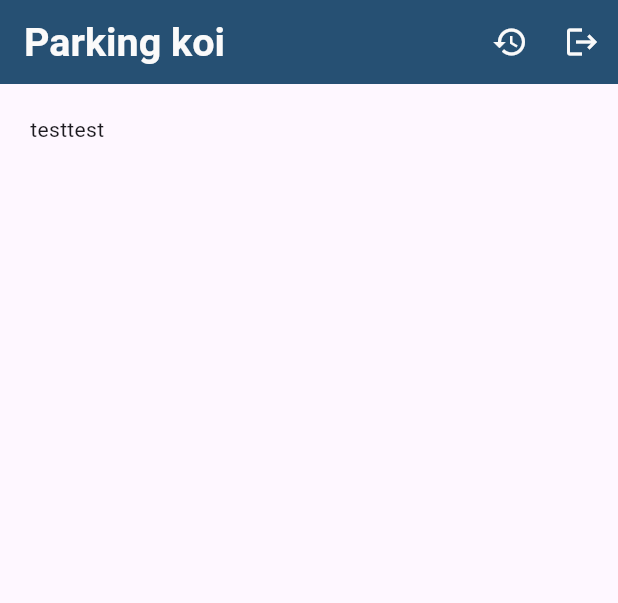
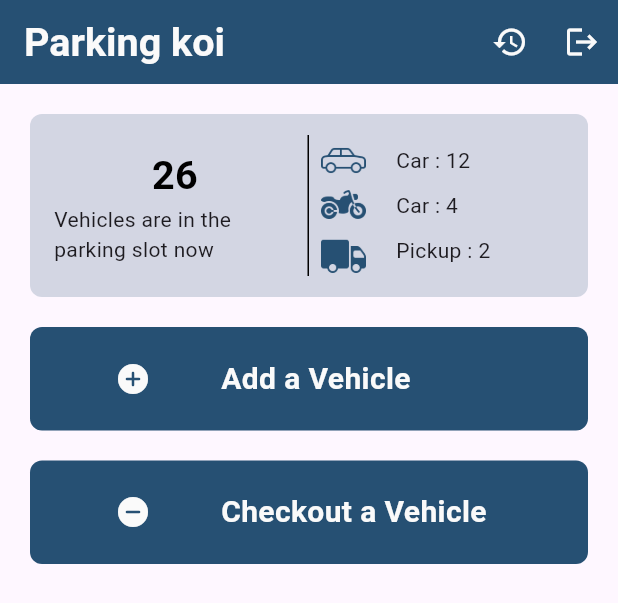
Before and after one commit to fahimmahmud618/parking_koi, a Flutter app: the HomePage widget shown alone on an empty page, opened directly, on a phone screen of 412 x 824 dp. Shown: the top 603 px of the screen. Run offline on Flutter 3.47's test engine with Material 3 defaults, Android fonts, the phone set to English and light mode, and no system bars; missing offline and left inert: cache_manager, dart:js.

Commit message:
home page done without routing

```diff
--- /dev/null
+++ b/lib/view/imageStrings.dart
@@ -0,0 +1,4 @@
+
+String carlogo = "asset/car_logo.png";
+String bikelogo = "asset/icons8-bike-100.png";
+String trucklogo = "asset/icons8-truck-100.png";
--- a/lib/view/pages/flash_page.dart
+++ b/lib/view/pages/flash_page.dart
@@ -34,7 +34,7 @@ class _FlashPageState extends State<FlashPage> {
 
   @override
   void initState() {
-    Timer(Duration(seconds: 4),initiateChache);
+    Timer(Duration(seconds: 1),initiateChache);
     super.initState();
   }
   @override
--- a/lib/view/pages/home_page.dart
+++ b/lib/view/pages/home_page.dart
@@ -1,7 +1,9 @@
 import 'package:flutter/material.dart';
+import 'package:parking_koi/view/imageStrings.dart';
 import 'package:parking_koi/view/styles.dart';
 import 'package:parking_koi/view/widgets/appbar.dart';
 import 'package:parking_koi/view/widgets/my_app_safe_page.dart';
+import 'package:parking_koi/view/widgets/vehicle_type_info_show.dart';
 
 class HomePage extends StatefulWidget {
   const HomePage({super.key});
@@ -11,6 +13,18 @@ class HomePage extends StatefulWidget {
 }
 
 class _HomePageState extends State<HomePage> {
+  int presentVehicleCount = 26;
+  int carCount = 12;
+  int bikeCount = 4;
+  int truckCount = 2;
+
+  void go_to_add_vehicle_page(){
+
+  }
+
+  void go_to_remove_vehicle_page(){
+
+  }
   @override
   Widget build(BuildContext context) {
     return MyAppSafePage(
@@ -18,23 +32,100 @@ class _HomePageState extends State<HomePage> {
         Column(
           children: [
             Container(
+                decoration: BoxDecoration(
+                  color: colorbluedark.withOpacity(0.2),
+                  borderRadius: BorderRadius.circular(8),
+                ),
+                padding: EdgeInsets.all(8),
+                child: Row(
+                  mainAxisAlignment: MainAxisAlignment.spaceAround,
+                  children: [
+                    Expanded(
+                      child: Container(
+                        padding: EdgeInsets.all(8),
+                        decoration: BoxDecoration(
+                          border: Border(
+                            right: BorderSide(
+                              color: Colors.black,
+                              width: 1.0,
+                            ),
+                          ),
+                        ),
+                        child: Column(
+                          children: [
+                            Text(
+                              presentVehicleCount.toString(),
+                              style: nameTitleStyle(context, Colors.black),
+                            ),
+                            Text("Vehicles are in the parking slot now"),
+                            // Text("test"),
+                          ],
+                        ),
+                      ),
+                    ),
+                    Expanded(
+                      child: Container(
+                        padding: EdgeInsets.all(8),
+                        child: Column(
+                          children: [
+                            VehicleTypeInfoShpw(context, carlogo, "Car", carCount),
+                            VehicleTypeInfoShpw(
+                                context, bikelogo, "Car", bikeCount),
+                            VehicleTypeInfoShpw(
+                                context, trucklogo, "Pickup", truckCount),
+                          ],
+                        ),
+                      ),
+                    )
+                  ],
+                )),
+            InkWell(
+              onTap: go_to_add_vehicle_page,
+              child: Container(
+                margin: EdgeInsets.symmetric(vertical: 20),
+                padding: EdgeInsets.fromLTRB(10, 20, 10, 20),
+                decoration: BoxDecoration(
+                  borderRadius: BorderRadius.circular(8),
+                  color: colorbluedark,
+                ),
                 child: Row(
                   children: [
-                  Column(
-                    children: [
-                      Text("test")
+                    Expanded(
+                      flex:2,
+                      child: Icon(Icons.add_circle_rounded, color: colorWhite, ),
+                    ),
+                    Expanded(
+                      flex: 4,
+                      child: Text("Add a Vehicle", style: TextStyle(color: colorWhite,fontWeight:  FontWeight.bold, fontSize: 20),),
+                    ),
                   ],
                 ),
-                  Column(
+              ),
+            ),
+            InkWell(
+              onTap: go_to_remove_vehicle_page,
+              child: Container(
+                // margin: EdgeInsets.symmetric(vertical: 20),
+                padding: EdgeInsets.fromLTRB(10, 20, 10, 20),
+                decoration: BoxDecoration(
+                  borderRadius: BorderRadius.circular(8),
+                  color: colorbluedark,
+                ),
+                child: Row(
                   children: [
-                      Text("test")
+                    Expanded(
+                      flex:2,
+                      child: Icon(Icons.remove_circle_rounded, color: colorWhite, ),
+                    ),
+                    Expanded(
+                      flex: 4,
+                      child: Text("Checkout a Vehicle", style: TextStyle(color: colorWhite,fontWeight:  FontWeight.bold, fontSize: 20),),
+                    ),
                   ],
+                ),
+              ),
             )
           ],
-              )
-            ),
-          ],
-        )
-    );
+        ));
   }
 }
--- /dev/null
+++ b/lib/view/widgets/vehicle_type_info_show.dart
@@ -0,0 +1,14 @@
+import 'package:flutter/material.dart';
+
+Widget VehicleTypeInfoShpw(BuildContext context, String imageurl, String vehicleType, int count){
+  return Container(
+    child: Row(
+      mainAxisAlignment: MainAxisAlignment.start,
+      children: [
+        Image.asset(imageurl, height: 30, width: 30,),
+        SizedBox(width: 20,),
+        Text("$vehicleType : $count"),
+      ],
+    ),
+  );
+}
```
Also changed, not shown: asset/icons8-bike-100.png (added), asset/icons8-truck-100.png (added). Lines whose indentation alone changed are shown as unchanged.
